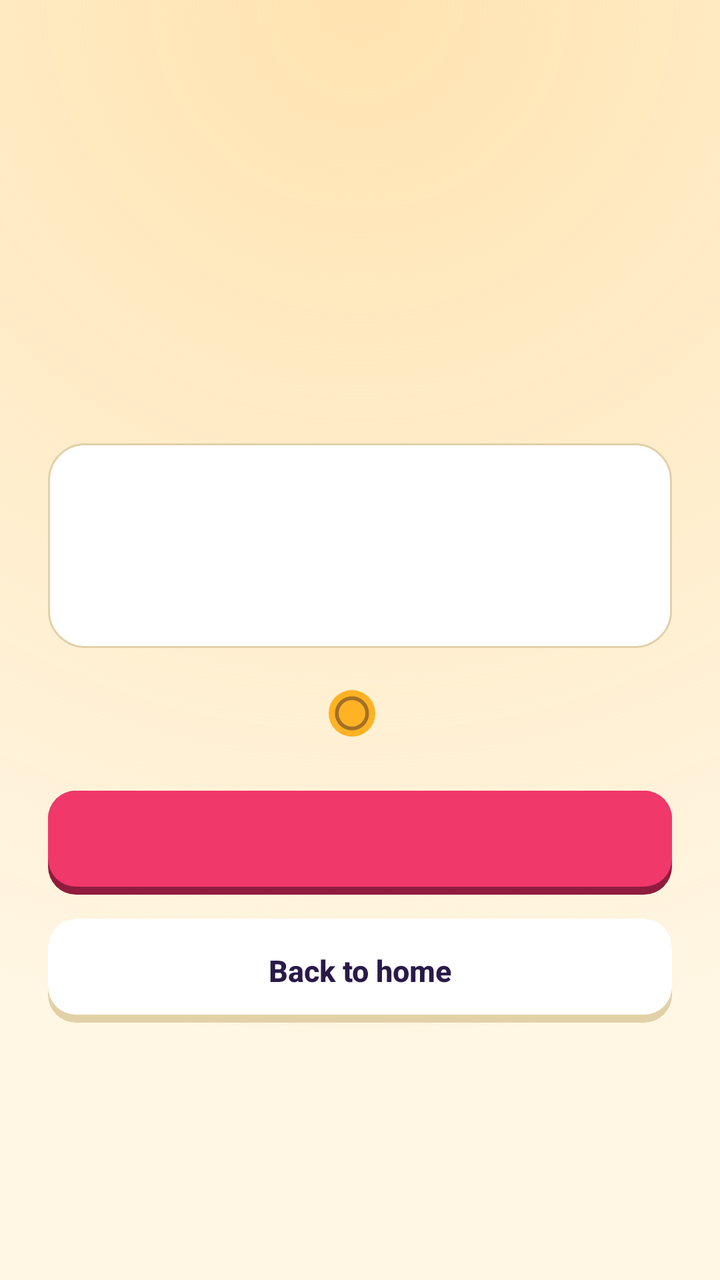
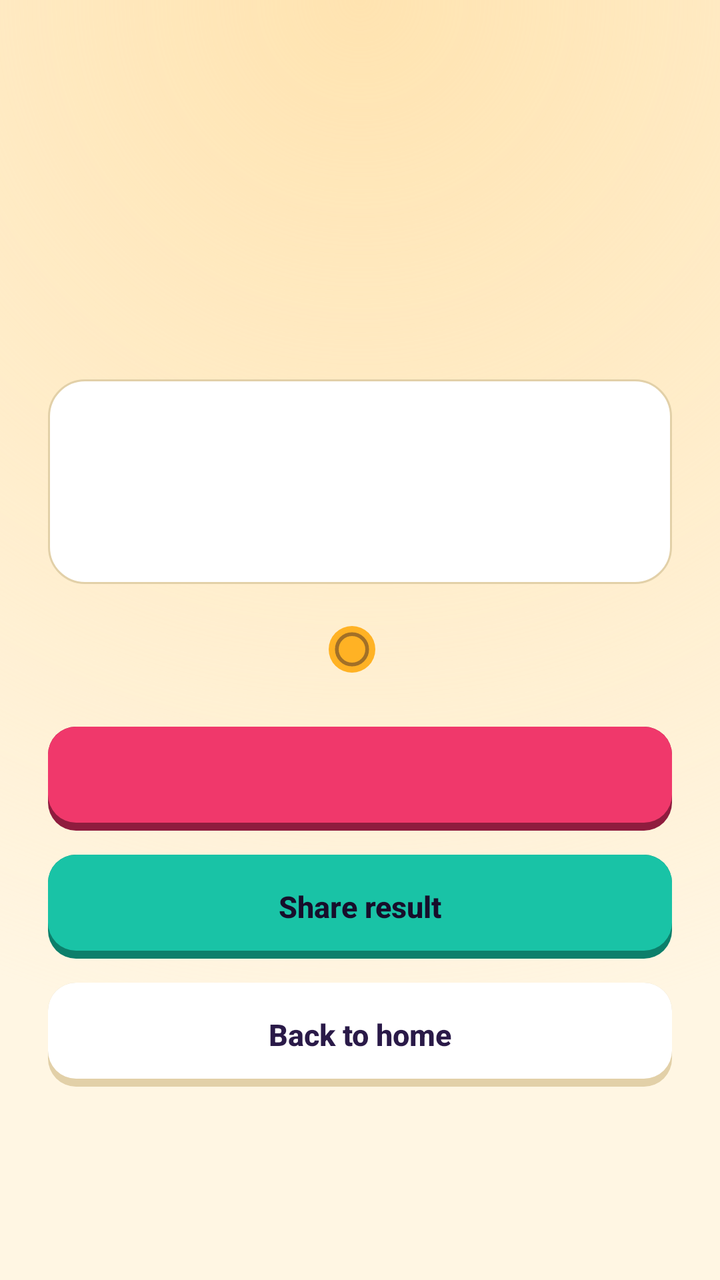

Before-and-after screenshots of an Android layout around one commit, followed by the original layout XML and the change that was made.
<!-- AndroidManifest.xml: application theme Theme.Filmi -->
<!-- res/layout/activity_result.xml -->
<?xml version="1.0" encoding="utf-8"?>
<LinearLayout xmlns:android="http://schemas.android.com/apk/res/android"
    android:layout_width="match_parent"
    android:layout_height="match_parent"
    android:background="@drawable/bg_screen"
    android:gravity="center"
    android:orientation="vertical"
    android:padding="24dp">

    <TextView
        android:id="@+id/rTitle"
        android:layout_width="match_parent"
        android:layout_height="wrap_content"
        android:fontFamily="serif"
        android:gravity="center"
        android:textColor="@color/accent"
        android:textSize="44sp"
        android:textStyle="bold" />

    <LinearLayout
        android:id="@+id/rStars"
        android:layout_width="wrap_content"
        android:layout_height="wrap_content"
        android:layout_marginTop="14dp"
        android:orientation="horizontal" />

    <TextView
        android:id="@+id/rMessage"
        android:layout_width="match_parent"
        android:layout_height="wrap_content"
        android:layout_marginTop="22dp"
        android:gravity="center"
        android:text="@string/out_of_hearts"
        android:textColor="@color/text"
        android:textSize="17sp"
        android:visibility="gone" />

    <LinearLayout
        android:id="@+id/revealCard"
        android:layout_width="match_parent"
        android:layout_height="wrap_content"
        android:layout_marginTop="20dp"
        android:background="@drawable/bg_reveal"
        android:gravity="center_horizontal"
        android:orientation="vertical"
        android:padding="16dp">

        <TextView
            android:id="@+id/rSmall"
            android:layout_width="wrap_content"
            android:layout_height="wrap_content"
            android:letterSpacing="0.12"
            android:textAllCaps="true"
            android:textColor="#A6170E2B"
            android:textSize="11sp"
            android:textStyle="bold" />

        <TextView
            android:id="@+id/rAnswer"
            android:layout_width="wrap_content"
            android:layout_height="wrap_content"
            android:fontFamily="serif"
            android:gravity="center"
            android:textColor="@color/ink"
            android:textSize="28sp"
            android:textStyle="bold" />

        <TextView
            android:id="@+id/rInfo"
            android:layout_width="wrap_content"
            android:layout_height="wrap_content"
            android:textColor="@color/ink"
            android:textSize="13sp" />
    </LinearLayout>

    <LinearLayout
        android:id="@+id/rReward"
        android:layout_width="wrap_content"
        android:layout_height="wrap_content"
        android:layout_marginTop="18dp"
        android:gravity="center_vertical"
        android:orientation="horizontal">

        <ImageView
            android:layout_width="28dp"
            android:layout_height="28dp"
            android:src="@drawable/ic_coin" />

        <TextView
            android:id="@+id/rGain"
            android:layout_width="wrap_content"
            android:layout_height="wrap_content"
            android:layout_marginStart="8dp"
            android:textColor="@color/accent"
            android:textSize="22sp"
            android:textStyle="bold" />
    </LinearLayout>

    <Button
        android:id="@+id/btnNext"
        android:layout_width="match_parent"
        android:layout_height="52dp"
        android:layout_marginTop="24dp"
        android:background="@drawable/btn_rani"
        android:stateListAnimator="@null"
        android:textAllCaps="false"
        android:textColor="@color/cream"
        android:textSize="15sp"
        android:textStyle="bold" />

    <Button
        android:id="@+id/btnShare"
        android:layout_width="match_parent"
        android:layout_height="52dp"
        android:layout_marginTop="12dp"
        android:background="@drawable/btn_teal"
        android:stateListAnimator="@null"
        android:text="@string/share_button"
        android:textAllCaps="false"
        android:textColor="@color/ink"
        android:textSize="15sp"
        android:textStyle="bold"
        android:visibility="gone" />

    <Button
        android:id="@+id/btnRetry"
        android:layout_width="match_parent"
        android:layout_height="52dp"
        android:layout_marginTop="12dp"
        android:background="@drawable/btn_ghost"
        android:drawableStart="@drawable/ic_play"
        android:drawablePadding="8dp"
        android:drawableTint="@color/marigold"
        android:paddingStart="24dp"
        android:paddingEnd="24dp"
        android:stateListAnimator="@null"
        android:text="@string/extra_life"
        android:textAllCaps="false"
        android:textColor="@color/text"
        android:textSize="15sp"
        android:textStyle="bold"
        android:visibility="gone" />

    <Button
        android:id="@+id/btnHome"
        android:layout_width="match_parent"
        android:layout_height="52dp"
        android:layout_marginTop="12dp"
        android:background="@drawable/btn_ghost"
        android:stateListAnimator="@null"
        android:text="@string/back_home"
        android:textAllCaps="false"
        android:textColor="@color/text"
        android:textSize="15sp"
        android:textStyle="bold" />
</LinearLayout>
<!-- resources referenced by this layout -->
<resources>
  <color name="accent">#B06400</color>
  <color name="cream">#FFF0D2</color>
  <color name="ink">#170E2B</color>
  <color name="marigold">#FFB224</color>
  <color name="text">#2A1A48</color>
  <!-- drawable bg_reveal (drawable) -->
  <?xml version="1.0" encoding="utf-8"?>
  <shape xmlns:android="http://schemas.android.com/apk/res/android"><solid android:color="@color/card"/><stroke android:width="1dp" android:color="@color/card_stroke"/><corners android:radius="18dp"/></shape>
  <!-- drawable bg_screen (drawable) -->
  <?xml version="1.0" encoding="utf-8"?>
  <layer-list xmlns:android="http://schemas.android.com/apk/res/android">
      <item><shape><solid android:color="@color/bg"/></shape></item>
      <item><shape><gradient android:type="radial" android:gradientRadius="520dp" android:centerX="0.5" android:centerY="0" android:startColor="@color/glow" android:endColor="@color/bg_clear"/></shape></item>
  </layer-list>
  <!-- drawable btn_ghost (drawable) -->
  <?xml version="1.0" encoding="utf-8"?>
  <ripple xmlns:android="http://schemas.android.com/apk/res/android" android:color="#33FFFFFF">
      <item>
          <layer-list>
              <item><shape><solid android:color="@color/outline"/><corners android:radius="14dp"/></shape></item>
              <item android:bottom="4dp"><shape><solid android:color="@color/surface"/><corners android:radius="14dp"/></shape></item>
          </layer-list>
      </item>
  </ripple>
  <!-- drawable btn_rani (drawable) -->
  <?xml version="1.0" encoding="utf-8"?>
  <ripple xmlns:android="http://schemas.android.com/apk/res/android" android:color="#33FFFFFF">
      <item>
          <layer-list>
              <item><shape><solid android:color="@color/rani_dark"/><corners android:radius="14dp"/></shape></item>
              <item android:bottom="4dp"><shape><solid android:color="@color/rani"/><corners android:radius="14dp"/></shape></item>
          </layer-list>
      </item>
  </ripple>
  <!-- drawable btn_teal (drawable) -->
  <?xml version="1.0" encoding="utf-8"?>
  <ripple xmlns:android="http://schemas.android.com/apk/res/android" android:color="#33FFFFFF">
      <item>
          <layer-list>
              <item><shape><solid android:color="@color/teal_dark"/><corners android:radius="14dp"/></shape></item>
              <item android:bottom="4dp"><shape><solid android:color="@color/teal"/><corners android:radius="14dp"/></shape></item>
          </layer-list>
      </item>
  </ripple>
  <!-- drawable ic_coin (drawable) -->
  <?xml version="1.0" encoding="utf-8"?>
  <vector xmlns:android="http://schemas.android.com/apk/res/android" android:width="24dp" android:height="24dp" android:viewportWidth="24" android:viewportHeight="24">
      <path android:fillColor="#FFB224" android:pathData="M12,2A10,10 0 1,0 12,22A10,10 0 1,0 12,2Z"/>
      <path android:fillColor="#00000000" android:strokeColor="#66170E2B" android:strokeWidth="1.6" android:pathData="M12,5.5A6.5,6.5 0 1,0 12,18.5A6.5,6.5 0 1,0 12,5.5Z"/>
  </vector>
  <!-- drawable ic_play (drawable) -->
  <?xml version="1.0" encoding="utf-8"?>
  <vector xmlns:android="http://schemas.android.com/apk/res/android" android:width="24dp" android:height="24dp" android:viewportWidth="24" android:viewportHeight="24">
      <path android:fillColor="#FFFFFF" android:pathData="M7,4.5v15l12.5,-7.5z"/>
  </vector>
  <string name="back_home">Back to home</string>
  <string name="extra_life">Watch ad to get a heart</string>
  <string name="out_of_hearts">You are out of hearts. Watch a short ad to get a heart and keep guessing.</string>
  <string name="share_button">Share result</string>
  <color name="card">#FFFFFF</color>
  <color name="card_stroke">#E2D0A8</color>
  <color name="bg">#FFF6E3</color>
  <color name="glow">#FFE3B0</color>
  <color name="bg_clear">#00FFF6E3</color>
  <color name="outline">#E2D0A8</color>
  <color name="surface">#FFFFFF</color>
  <color name="rani_dark">#8F1C3E</color>
  <color name="rani">#F0386B</color>
  <color name="teal_dark">#0C7F6B</color>
  <color name="teal">#19C3A6</color>
  <!-- unchanged entries left out for length: 1 -->
</resources>

<!-- the commit's change to res/layout/activity_result.xml (unified diff, before → after) -->
@@ -23,17 +23,6 @@
         android:layout_height="wrap_content"
         android:layout_marginTop="14dp"
         android:orientation="horizontal" />
-
-    <TextView
-        android:id="@+id/rMessage"
-        android:layout_width="match_parent"
-        android:layout_height="wrap_content"
-        android:layout_marginTop="22dp"
-        android:gravity="center"
-        android:text="@string/out_of_hearts"
-        android:textColor="@color/text"
-        android:textSize="17sp"
-        android:visibility="gone" />
 
     <LinearLayout
         android:id="@+id/revealCard"
@@ -119,27 +108,7 @@
         android:textAllCaps="false"
         android:textColor="@color/ink"
         android:textSize="15sp"
-        android:textStyle="bold"
-        android:visibility="gone" />
-
-    <Button
-        android:id="@+id/btnRetry"
-        android:layout_width="match_parent"
-        android:layout_height="52dp"
-        android:layout_marginTop="12dp"
-        android:background="@drawable/btn_ghost"
-        android:drawableStart="@drawable/ic_play"
-        android:drawablePadding="8dp"
-        android:drawableTint="@color/marigold"
-        android:paddingStart="24dp"
-        android:paddingEnd="24dp"
-        android:stateListAnimator="@null"
-        android:text="@string/extra_life"
-        android:textAllCaps="false"
-        android:textColor="@color/text"
-        android:textSize="15sp"
-        android:textStyle="bold"
-        android:visibility="gone" />
+        android:textStyle="bold" />
 
     <Button
         android:id="@+id/btnHome"
<!-- resource entries referenced after the edit -->
@@ -50,14 +50,7 @@
       <path android:fillColor="#FFB224" android:pathData="M12,2A10,10 0 1,0 12,22A10,10 0 1,0 12,2Z"/>
       <path android:fillColor="#00000000" android:strokeColor="#66170E2B" android:strokeWidth="1.6" android:pathData="M12,5.5A6.5,6.5 0 1,0 12,18.5A6.5,6.5 0 1,0 12,5.5Z"/>
   </vector>
-  <!-- drawable ic_play (drawable) -->
-  <?xml version="1.0" encoding="utf-8"?>
-  <vector xmlns:android="http://schemas.android.com/apk/res/android" android:width="24dp" android:height="24dp" android:viewportWidth="24" android:viewportHeight="24">
-      <path android:fillColor="#FFFFFF" android:pathData="M7,4.5v15l12.5,-7.5z"/>
-  </vector>
   <string name="back_home">Back to home</string>
-  <string name="extra_life">Watch ad to get a heart</string>
-  <string name="out_of_hearts">You are out of hearts. Watch a short ad to get a heart and keep guessing.</string>
   <string name="share_button">Share result</string>
   <color name="card">#FFFFFF</color>
   <color name="card_stroke">#E2D0A8</color>
